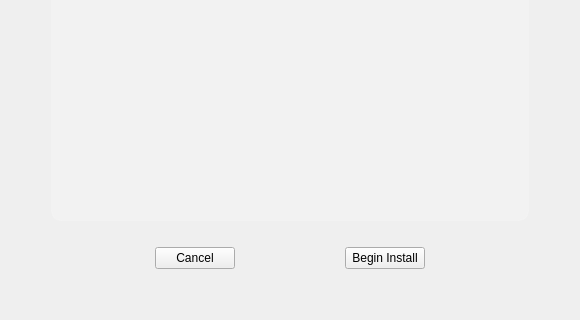
Old version of the form yali4/gui/Ui/summarywidget.ui in the repository dadas45li/yali; both pictures show x 0 to 580 and y 194 to 514 of the 580 by 514 pixel window.
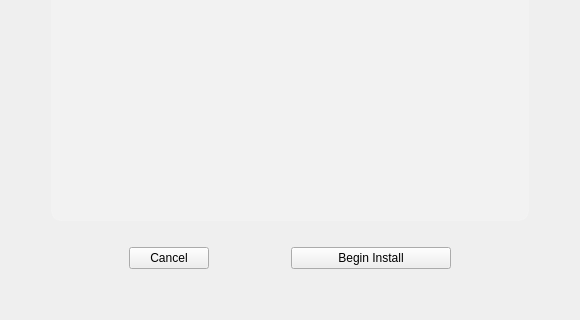
New version of the form.

Commit message: * if menu.lst is link then return grub.conf ..

Diff of the .ui file:
```diff
--- a/yali4/gui/Ui/summarywidget.ui
+++ b/yali4/gui/Ui/summarywidget.ui
@@ -126,6 +126,12 @@
    </item>
    <item row="3" column="4" >
     <widget class="QPushButton" name="install" >
+     <property name="minimumSize" >
+      <size>
+       <width>160</width>
+       <height>0</height>
+      </size>
+     </property>
      <property name="text" >
       <string>Begin Install</string>
      </property>
```
The commit also changes 1 other file.
